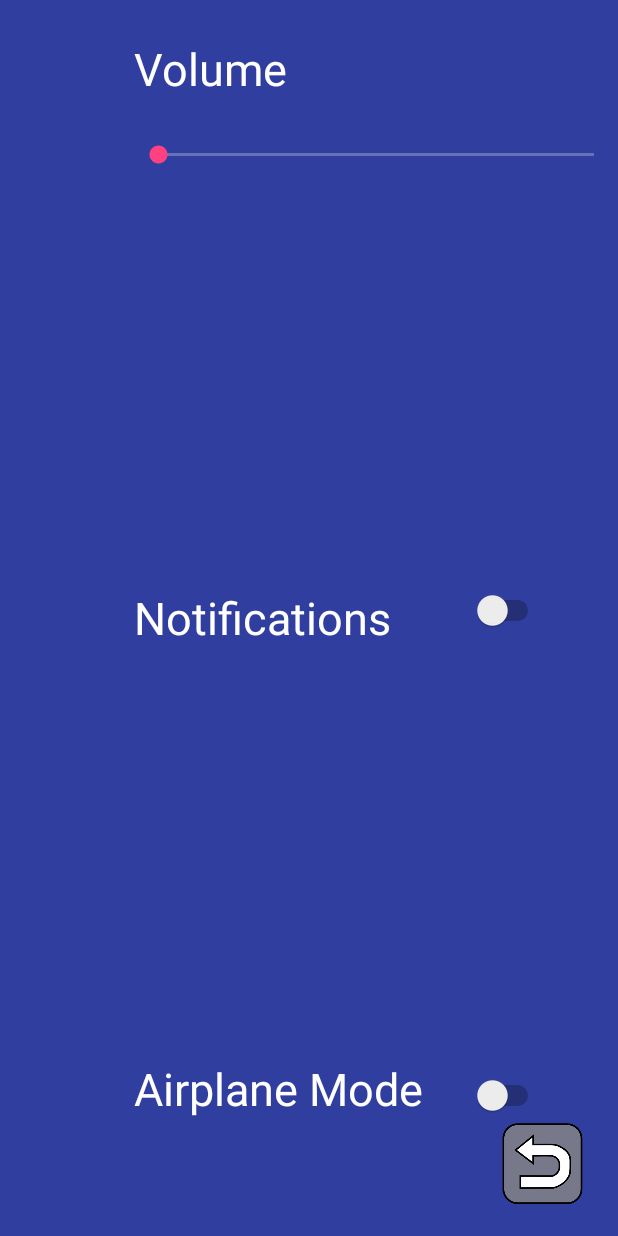
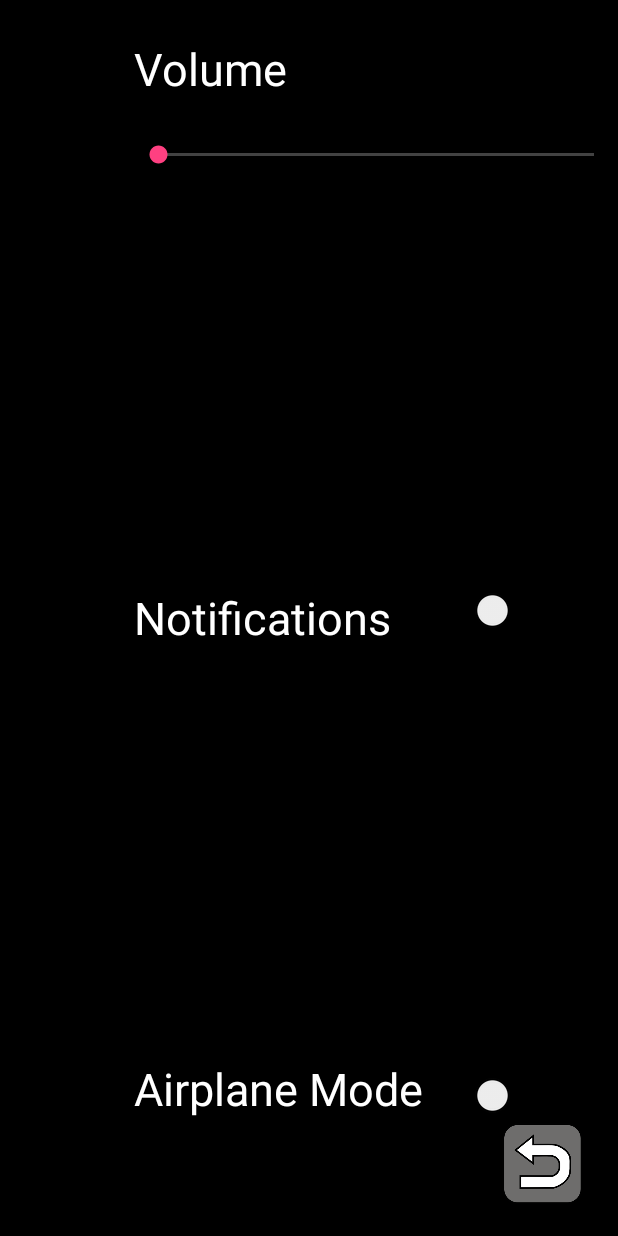
Before and after one commit to johanews/CS646, an Android app: the SettingActivity screen opened directly, with no data from a screen before it, on a phone screen of 412 x 824 dp. Run offline under Robolectric (Android 15) with nearby library versions, the phone set to English and light mode, and no system bars.

Commit message:
Force activity to be landscape images shrinked

```diff
--- a/app/src/main/AndroidManifest.xml
+++ b/app/src/main/AndroidManifest.xml
@@ -9,7 +9,8 @@
         android:roundIcon="@mipmap/ic_launcher_round"
         android:supportsRtl="true"
         android:theme="@style/AppTheme">
-        <activity android:name=".MainActivity">
+        <activity android:name=".MainActivity"
+            android:screenOrientation="landscape">
             <intent-filter>
                 <action android:name="android.intent.action.MAIN" />
 
--- /dev/null
+++ b/app/src/main/res/drawable/ripple_effect.xml
@@ -0,0 +1,6 @@
+<?xml version="1.0" encoding="utf-8"?>
+<ripple xmlns:android="http://schemas.android.com/apk/res/android"
+    xmlns:tools="http://schemas.android.com/tools"
+    android:color="#808080"
+    tools:targetApi="lollipop">
+</ripple>
--- a/app/src/main/res/layout/activity_setting.xml
+++ b/app/src/main/res/layout/activity_setting.xml
@@ -4,7 +4,7 @@
     xmlns:tools="http://schemas.android.com/tools"
     android:layout_width="match_parent"
     android:layout_height="match_parent"
-    android:background="@color/colorPrimaryDark"
+    android:background="#000000"
     tools:context="com.group18.cs446.spacequest.SettingActivity">
 
     <ImageView
```
Also changed, not shown: app/src/main/res/drawable/currency_icon.png, app/src/main/res/drawable/engine1.png, app/src/main/res/drawable/engine2.png, app/src/main/res/drawable/engine3.png, app/src/main/res/drawable/engine_icon.png, app/src/main/res/drawable/shield_icon.png, app/src/main/res/drawable/weapon1.png, app/src/main/res/drawable/weapon2.png, app/src/main/res/drawable/weapon_icon.png, 1 other file.
